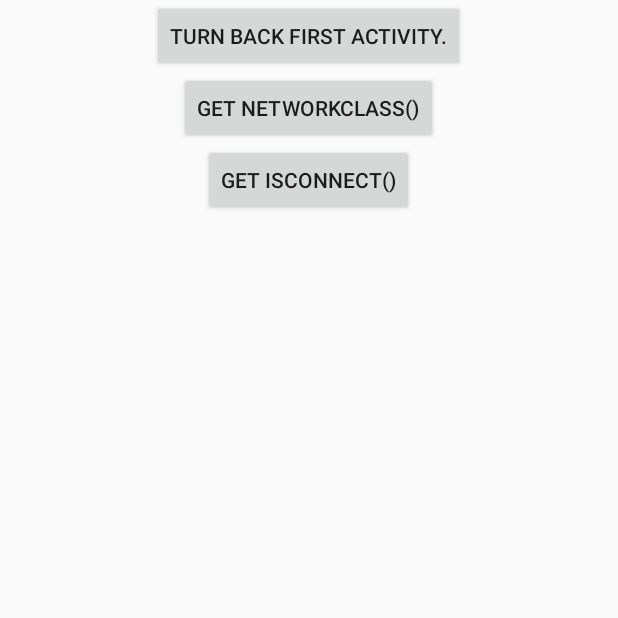
After one commit to Yellow5A5/NougatNetworkTool, an Android app: the BSampleActivity screen opened directly, with no data from a screen before it, on a phone screen of 412 x 824 dp, the top half of it. The commit adds this screen. Run offline under Robolectric (Android 15) with nearby library versions, the phone set to English and light mode, and no system bars.

Commit message:
Update: DemoApp and Sample.

```diff
--- a/library/build.gradle
+++ b/library/build.gradle
@@ -4,7 +4,7 @@ android {
     compileSdkVersion 24
     buildToolsVersion "24.0.2"
     defaultConfig {
-        minSdkVersion 17
+        minSdkVersion 14
         targetSdkVersion 24
         versionCode 1
         versionName "1.0"
--- a/sample/build.gradle
+++ b/sample/build.gradle
@@ -6,7 +6,7 @@ android {
 
     defaultConfig {
         applicationId "yellow5a5.sample"
-        minSdkVersion 17
+        minSdkVersion 14
         targetSdkVersion 24
         versionCode 1
         versionName "1.0"
--- a/sample/src/main/AndroidManifest.xml
+++ b/sample/src/main/AndroidManifest.xml
@@ -14,7 +14,7 @@
         android:supportsRtl="true"
         android:theme="@style/AppTheme">
         <activity
-            android:name=".SampleActivity"
+            android:name=".ASampleActivity"
             android:label="@string/app_name"
             android:theme="@style/AppTheme.NoActionBar">
             <intent-filter>
@@ -23,6 +23,10 @@
                 <category android:name="android.intent.category.LAUNCHER" />
             </intent-filter>
         </activity>
+
+        <activity android:name=".BSampleActivity">
+
+        </activity>
     </application>
 
 </manifest>
--- /dev/null
+++ b/sample/src/main/java/yellow5a5/sample/BSampleActivity.java
@@ -0,0 +1,51 @@
+package yellow5a5.sample;
+
+import android.app.Activity;
+import android.os.Bundle;
+import android.util.Log;
+import android.view.View;
+import android.widget.Button;
+
+import yellow5a5.nougatnetworktool.NougatNetworkTool;
+
+/**
+ * Created by Yellow5A5 on 16/10/9.
+ */
+
+public class BSampleActivity extends Activity {
+
+
+    private Button mTurnBackBtn;
+    private Button mGetNetTypeBtn;
+    private Button mGetIsConnect;
+
+    @Override
+    protected void onCreate(Bundle savedInstanceState) {
+        super.onCreate(savedInstanceState);
+        setContentView(R.layout.activity_sample_b);
+        this.mTurnBackBtn = (Button) findViewById(R.id.btn_turn_back);
+        this.mGetNetTypeBtn = (Button) findViewById(R.id.btn_get_network_type);
+        this.mGetIsConnect = (Button) findViewById(R.id.btn_get_is_connect);
+
+        mTurnBackBtn.setOnClickListener(new View.OnClickListener() {
+            @Override
+            public void onClick(View v) {
+                finish();
+            }
+        });
+
+        mGetNetTypeBtn.setOnClickListener(new View.OnClickListener() {
+            @Override
+            public void onClick(View v) {
+                Log.e(BSampleActivity.class.getName(), "mGetNetTypeBtn: " + (NougatNetworkTool.getInstance().getNetworkTypeClass()));
+            }
+        });
+
+        mGetIsConnect.setOnClickListener(new View.OnClickListener() {
+            @Override
+            public void onClick(View v) {
+                Log.e(BSampleActivity.class.getName(), "mGetIsConnect: " + NougatNetworkTool.getInstance().isNetworkAvailable());
+            }
+        });
+    }
+}
--- a/sample/src/main/java/yellow5a5/sample/app/DemoApp.java
+++ b/sample/src/main/java/yellow5a5/sample/app/DemoApp.java
@@ -1,7 +1,11 @@
 package yellow5a5.sample.app;
 
+import android.app.Activity;
 import android.app.Application;
+import android.os.Bundle;
+import android.util.Log;
 
+import yellow5a5.nougatnetworktool.ActivityLifeAdapter;
 import yellow5a5.nougatnetworktool.NougatNetworkTool;
 
 /**
@@ -14,5 +18,6 @@ public class DemoApp extends Application{
     public void onCreate() {
         super.onCreate();
         NougatNetworkTool.getInstance().init(this);
+        registerActivityLifecycleCallbacks(new ActivityLifeAdapter(this));
     }
 }
--- a/sample/src/main/res/layout/activity_sample.xml
+++ b/sample/src/main/res/layout/activity_sample_a.xml
@@ -4,7 +4,7 @@
     xmlns:app="http://schemas.android.com/apk/res-auto"
     xmlns:tools="http://schemas.android.com/tools" android:layout_width="match_parent"
     android:layout_height="match_parent" android:fitsSystemWindows="true"
-    tools:context="yellow5a5.sample.SampleActivity">
+    tools:context="yellow5a5.sample.ASampleActivity">
 
     <android.support.design.widget.AppBarLayout android:id="@+id/app_bar"
         android:layout_width="match_parent" android:layout_height="@dimen/app_bar_height"
--- /dev/null
+++ b/sample/src/main/res/layout/activity_sample_b.xml
@@ -0,0 +1,28 @@
+<?xml version="1.0" encoding="utf-8"?>
+<RelativeLayout xmlns:android="http://schemas.android.com/apk/res/android"
+    android:orientation="vertical" android:layout_width="match_parent"
+    android:layout_height="match_parent">
+
+    <Button
+        android:id="@+id/btn_turn_back"
+        android:layout_centerHorizontal="true"
+        android:layout_width="wrap_content"
+        android:layout_height="wrap_content"
+        android:text="turn back First Activity."/>
+
+    <Button
+        android:id="@+id/btn_get_network_type"
+        android:layout_below="@id/btn_turn_back"
+        android:layout_centerHorizontal="true"
+        android:layout_width="wrap_content"
+        android:layout_height="wrap_content"
+        android:text="Get NetworkClass()"/>
+
+    <Button
+        android:id="@+id/btn_get_is_connect"
+        android:layout_below="@id/btn_get_network_type"
+        android:layout_centerHorizontal="true"
+        android:layout_width="wrap_content"
+        android:layout_height="wrap_content"
+        android:text="Get IsConnect()"/>
+</RelativeLayout>
--- a/sample/src/main/res/layout/content_sample.xml
+++ b/sample/src/main/res/layout/content_sample.xml
@@ -5,7 +5,7 @@
     xmlns:tools="http://schemas.android.com/tools"
     android:layout_width="match_parent"
     android:layout_height="match_parent" app:layout_behavior="@string/appbar_scrolling_view_behavior"
-    tools:context="yellow5a5.sample.SampleActivity" tools:showIn="@layout/activity_sample">
+    tools:context="yellow5a5.sample.ASampleActivity" tools:showIn="@layout/activity_sample_a">
 
     <TextView android:layout_width="wrap_content" android:layout_height="wrap_content"
         android:layout_margin="@dimen/text_margin" android:text="@string/large_text" />
--- a/sample/src/main/res/menu/menu_sample.xml
+++ b/sample/src/main/res/menu/menu_sample.xml
@@ -1,6 +1,6 @@
 <menu xmlns:android="http://schemas.android.com/apk/res/android"
     xmlns:app="http://schemas.android.com/apk/res-auto"
-    xmlns:tools="http://schemas.android.com/tools" tools:context="yellow5a5.sample.SampleActivity">
+    xmlns:tools="http://schemas.android.com/tools" tools:context="yellow5a5.sample.ASampleActivity">
     <item android:id="@+id/action_settings" android:orderInCategory="100"
         android:title="@string/action_settings" app:showAsAction="never" />
 </menu>
```
Also changed, not shown: sample/src/main/java/yellow5a5/sample/ASampleActivity.java (renamed from sample/src/main/java/yellow5a5/sample/SampleActivity.java, +6 -7 lines).
